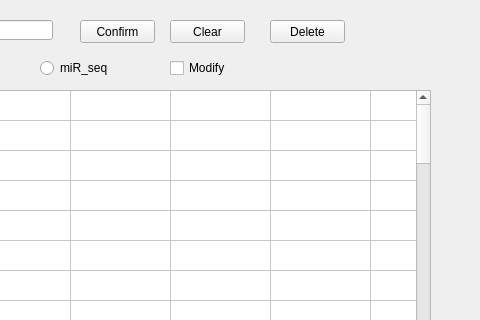
The window that qt/frontshow/searchdata.ui (Sheldon04/THLBase) describes before a commit, drawn with Qt 5; both pictures show x 300 to 780 and y 0 to 320 of the 780 by 570 pixel window.
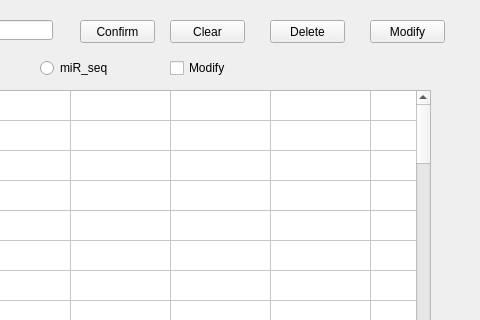
The same window after the commit.

The edit to the form file:
```diff
--- a/qt/frontshow/searchdata.ui
+++ b/qt/frontshow/searchdata.ui
@@ -355,6 +355,19 @@
     <string>Modify</string>
    </property>
   </widget>
+  <widget class="QPushButton" name="pushButton_4">
+   <property name="geometry">
+    <rect>
+     <x>670</x>
+     <y>20</y>
+     <width>75</width>
+     <height>23</height>
+    </rect>
+   </property>
+   <property name="text">
+    <string>Modify</string>
+   </property>
+  </widget>
   <zorder>movieLabel</zorder>
   <zorder>label_2</zorder>
   <zorder>lineEdit</zorder>
```
Left out of the diff: 1 changed line with no effect on the pictures.
